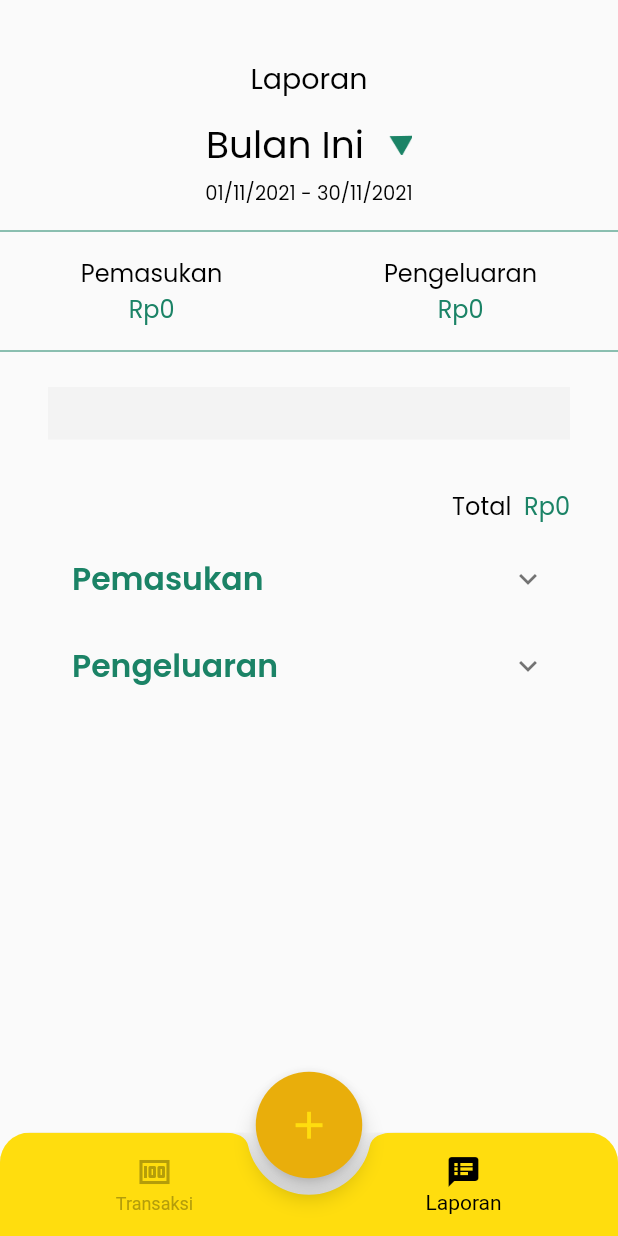
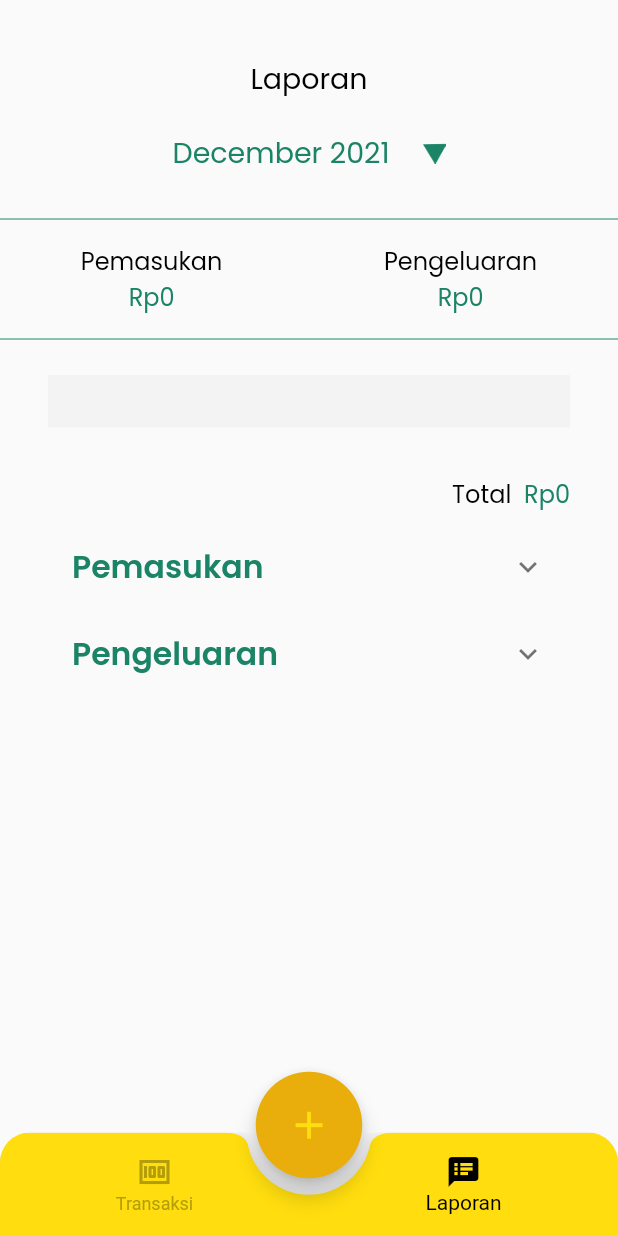
Before and after one commit to adityandar/simpanuang, a Flutter app: the screen it shows after launch, item 2 of the bottom bar chosen, on a phone screen of 412 x 824 dp. Run offline on Flutter 3.47's test engine with Material 2 defaults, Android fonts, the phone set to English and light mode, and no system bars; drawn by our look-alikes of date_time_picker; our stand-ins replace auto_size_text, google_fonts, sqflite; accounts and stored records are empty.

Commit message:
Fix bug transaction page, add splash page, finish laporan page.

```diff
--- a/lib/pages/laporan_page.dart
+++ b/lib/pages/laporan_page.dart
@@ -1,3 +1,4 @@
+import 'package:date_time_picker/date_time_picker.dart';
 import 'package:flutter/material.dart';
 import 'package:intl/intl.dart' as intl;
 import 'package:simpanuang/models/laporan_model.dart';
@@ -5,13 +6,25 @@ import 'package:simpanuang/services/service.dart';
 import 'package:simpanuang/theme.dart';
 import 'package:simpanuang/widgets/laporan_tile.dart';
 
-class LaporanPage extends StatelessWidget {
+class LaporanPage extends StatefulWidget {
+  @override
+  _LaporanPageState createState() => _LaporanPageState();
+}
+
+class _LaporanPageState extends State<LaporanPage> {
   final currencyFormatter = new intl.NumberFormat.simpleCurrency(
     locale: 'id_ID',
     decimalDigits: 0,
   );
+  final DateFormat dateFormat = intl.DateFormat('dd/MM/yyyy');
+
+  final TextEditingController _dateController = TextEditingController(
+    text: DateTime.now().toString(),
+  );
 
   final Service service = Service();
+
+  DateTime date = DateTime.now();
 
   @override
   Widget build(BuildContext context) {
@@ -30,9 +43,31 @@ class LaporanPage extends StatelessWidget {
             mainAxisAlignment: MainAxisAlignment.center,
             crossAxisAlignment: CrossAxisAlignment.center,
             children: [
-              Text(
-                'Bulan Ini',
-                style: blackTextStyle.copyWith(fontSize: 25),
+              Container(
+                width: 150,
+                child: Center(
+                  child: DateTimePicker(
+                    controller: _dateController,
+                    dateMask: 'MMMM yyyy',
+                    firstDate: DateTime(2000),
+                    lastDate: DateTime(2100),
+                    decoration: InputDecoration(
+                      border: InputBorder.none,
+                      contentPadding: EdgeInsets.zero,
+                    ),
+                    style: greenTextStyle.copyWith(
+                      fontSize: 19,
+                    ),
+                    onChanged: (val) => print(val),
+                    validator: (val) {
+                      return null;
+                    },
+                    onSaved: (val) {
+                      date = DateTime.tryParse(val);
+                      print(date.month);
+                    },
+                  ),
+                ),
               ),
               SizedBox(width: 16),
               Image.asset("assets/reversed_triangle.png", width: 16),
@@ -40,12 +75,6 @@ class LaporanPage extends StatelessWidget {
           ),
         ),
         SizedBox(height: 4),
-        Center(
-          child: Text(
-            '01/11/2021 - 30/11/2021',
-            style: blackTextStyle.copyWith(fontSize: 13),
-          ),
-        ),
         SizedBox(height: 8),
         Divider(color: primaryColor),
         SizedBox(height: 8),
```
Also changed, not shown: pubspec.yaml (line endings or trailing spaces).
